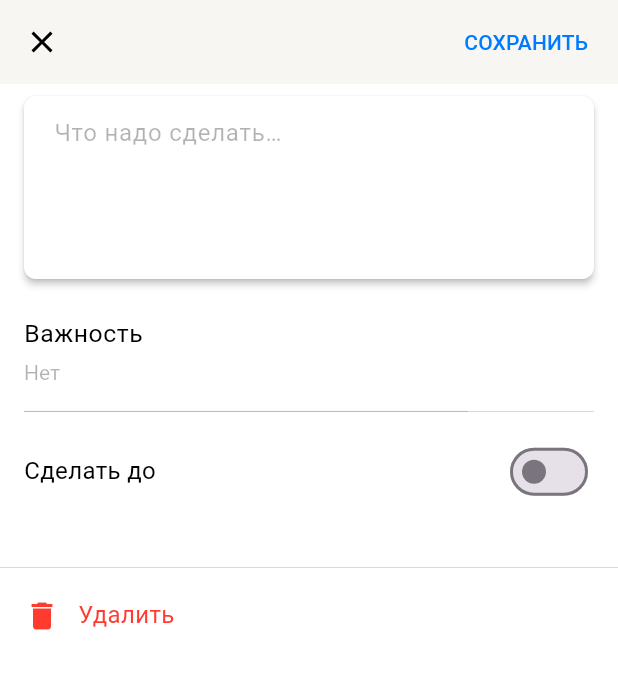
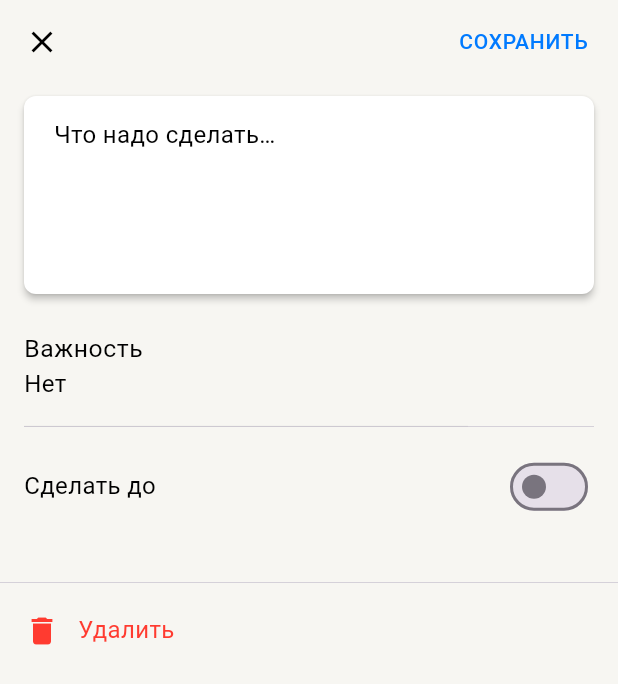
Before and after one commit to bpllqd/DementiApp_yandex, a Flutter app: the ToDoCreateWidget screen opened directly, on a phone screen of 412 x 824 dp. Shown: the top 684 px of the screen. Run offline on Flutter 3.47's test engine with Material 3 defaults, Android fonts, the light colour scheme and no system bars; our stand-ins replace bloc, equatable, flutter_bloc, flutter_svg, freezed_annotation, go_router and 1 more.

Commit message:
Dev [Fixes]: Added Theme, removed unused images

```diff
--- a/lib/core/constants/constants.dart
+++ /dev/null
@@ -1,37 +0,0 @@
-const int lightSupportSeparator = 0x33000000;
-const int lightLabelPrimary = 0xFF000000;
-const int lightLabelTertiary = 0x4D000000;
-const int lightLabelDisable = 0x26000000;
-const int lightColorRed = 0xFFFF3B30;
-const int lightColorGreen = 0xFF34C759;
-const int lightColorBlue = 0xFF007AFF;
-const int lightColorGray = 0xFF8E8E93;
-const int lightColorGrayLight = 0xFFD1D1D6;
-const int lightColorWhite = 0xFFFFFFFF;
-const int lightBackPrimary = 0xFFF7F6F2;
-const int lightBackSecondary = 0xFFFFFFFF;
-const int lightBackElevated = 0xFFFFFFFF;
-
-//
-
-const String info = 'assets/images/info_outline.svg';
-const String checkboxNo = 'assets/images/checkbox_unchecked_normal.svg';
-const String checkboxHigh = 'assets/images/checkbox_unchecked_high.svg';
-const String checkboxLow = 'assets/images/checkbox_unchecked_low.svg';
-const String checkboxChecked = 'assets/images/checkbox_checked.svg';
-const String priorityHigh = 'assets/images/priority_high.svg';
-const String priorityLow = 'assets/images/priority_low.svg';
-const String delete = 'assets/images/delete.svg';
-const String deleteDisabled = 'assets/images/delete_disabled.svg';
-const String close = 'assets/images/close.svg';
-
-const double largeTitleFontSize = 32;
-const double titleFontSize = 20;
-const double buttonFontSize = 14;
-const double bodyFontSize = 16;
-const double subheadFontSize = 14;
-const double largeTitleFontHeight = 38 / largeTitleFontSize;
-const double titleFontHeight = 32 / titleFontSize;
-const double buttonFontHeight = 24 / buttonFontSize;
-const double bodyFontHeight = 20 / bodyFontSize;
-const double subheadFontHeight = 20 / subheadFontSize;
--- /dev/null
+++ b/lib/core/theme/constants.dart
@@ -0,0 +1,61 @@
+part of 'theme.dart';
+
+abstract class AppColors{
+  /// ==========[LIGHT COLORS]=================
+  static const lightSupportSeparator = Color(0x33000000);
+  static const lightSupportOverlay = Color(0x0F000000);
+  static const lightLabelPrimary = Color(0xFF000000);
+  static const lightLabelDecondary = Color(0x99000000);
+  static const lightLabelTertiary = Color(0x4D000000);
+  static const lightLabelDisable = Color(0x26000000);
+  static const lightColorRed = Color(0xFFFF3B30);
+  static const lightColorGreen = Color(0xFF34C759);
+  static const lightColorBlue = Color(0xFF007AFF);
+  static const lightColorGray = Color(0xFF8E8E93);
+  static const lightColorGrayLight = Color(0xFFD1D1D6);
+  static const lightColorWhite = Color(0xFFFFFFFF);
+  static const lightBackPrimary = Color(0xFFF7F6F2);
+  static const lightBackSecondary = Color(0xFFFFFFFF);
+  static const lightBackElevated = Color(0xFFFFFFFF);
+
+  /// ==========[DARK COLORS]=================
+  static const darkSupportSeparator = Color(0x33FFFFFF);
+  static const darkSupportOverlay = Color(0x52000000);
+  static const darkLabelPrimary = Color(0xFFFFFFFF);
+  static const darkLabelDecondary = Color(0x99FFFFFF);
+  static const darkLabelTertiary = Color(0x66FFFFFF);
+  static const darkLabelDisable = Color(0x26FFFFFF);
+  static const darkColorRed = Color(0xFFFF453A);
+  static const darkColorGreen = Color(0xFF32D74B);
+  static const darkColorBlue = Color(0xFF0A84FF);
+  static const darkColorGray = Color(0xFF8E8E93);
+  static const darkColorGrayLight = Color(0xFF48484A);
+  static const darkColorWhite = Color(0xFFFFFFFF);
+  static const darkBackPrimary = Color(0xFF161618);
+  static const darkBackSecondary = Color(0xFF252528);
+  static const darkBackElevated = Color(0xFF3C3C3F);
+}
+
+/// ==========[IMAGE PATHS]=================
+const String checkboxNo = 'assets/images/checkbox_unchecked_normal.svg';
+const String checkboxHigh = 'assets/images/checkbox_unchecked_high.svg';
+const String checkboxLow = 'assets/images/checkbox_unchecked_low.svg';
+const String checkboxChecked = 'assets/images/checkbox_checked.svg';
+const String priorityHigh = 'assets/images/priority_high.svg';
+const String priorityLow = 'assets/images/priority_low.svg';
+
+abstract class AppFontSize{
+  /// ==========[FONT SIZES]=================
+  static const largeTitleFontSize = 32.0;
+  static const titleFontSize = 20.0;
+  static const buttonFontSize = 14.0;
+  static const bodyFontSize = 16.0;
+  static const subheadFontSize = 14.0;
+}
+
+
+// const double largeTitleFontHeight = 38 / largeTitleFontSize;
+// const double titleFontHeight = 32 / titleFontSize;
+// const double buttonFontHeight = 24 / buttonFontSize;
+// const double bodyFontHeight = 20 / bodyFontSize;
+// const double subheadFontHeight = 20 / subheadFontSize;
--- /dev/null
+++ b/lib/core/theme/theme.dart
@@ -0,0 +1,5 @@
+import 'package:flutter/material.dart';
+
+part 'constants.dart';
+part 'dark_app_theme.dart';
+part 'light_app_theme.dart';
--- a/lib/features/todo_create/presentation/widgets/app_bar_widget.dart
+++ b/lib/features/todo_create/presentation/widgets/app_bar_widget.dart
@@ -1,6 +1,5 @@
-import 'package:demetiapp/core/constants/constants.dart';
+import 'package:demetiapp/core/theme/theme.dart';
 import 'package:demetiapp/core/utils/logger/dementiapp_logger.dart';
-import 'package:demetiapp/core/utils/utils.dart';
 import 'package:demetiapp/features/todo_create/presentation/bloc/todo_create_bloc.dart';
 import 'package:demetiapp/features/todo_list/domain/entities/task_entity.dart';
 import 'package:flutter/material.dart';
@@ -27,7 +26,7 @@ class BarWidget extends StatelessWidget implements PreferredSizeWidget {
   @override
   Widget build(BuildContext context) {
     return AppBar(
-      backgroundColor: const Color(lightBackPrimary),
+      backgroundColor: Theme.of(context).scaffoldBackgroundColor,
       elevation: 0,
       scrolledUnderElevation: 5.0,
       leading: IconButton(
@@ -36,9 +35,9 @@ class BarWidget extends StatelessWidget implements PreferredSizeWidget {
           context.pop(context);
           DementiappLogger.infoLog('Navigate back');
         },
-        icon: const SVG(
-          imagePath: close,
-          color: lightLabelPrimary,
+        icon: const Icon(
+          Icons.close,
+          color: AppColors.lightLabelPrimary,
         ),
       ),
       actions: [
@@ -63,13 +62,9 @@ class BarWidget extends StatelessWidget implements PreferredSizeWidget {
                 Navigator.pop(context, true);
                 DementiappLogger.infoLog('Navigating to ToDo List');
               },
-              child: const Text(
+              child: Text(
                 'СОХРАНИТЬ',
-                style: TextStyle(
-                  fontSize: buttonFontSize,
-                  height: buttonFontHeight,
-                  color: Color(lightColorBlue),
-                ),
+                style: Theme.of(context).textTheme.labelMedium,
               ),
             ),
           ),
--- a/lib/features/todo_create/presentation/widgets/delete_button.dart
+++ b/lib/features/todo_create/presentation/widgets/delete_button.dart
@@ -1,16 +1,12 @@
-import 'package:demetiapp/core/constants/constants.dart';
-import 'package:demetiapp/core/utils/logger/dementiapp_logger.dart';
+import 'package:demetiapp/core/theme/theme.dart';
 import 'package:flutter/material.dart';
 
 class DeleteButton extends StatelessWidget {
-  final String icon;
-  final int textColor;
+
   final VoidCallback onTap;
 
   const DeleteButton({
     super.key,
-    required this.icon,
-    required this.textColor,
     required this.onTap,
   });
 
@@ -20,23 +16,20 @@ class DeleteButton extends StatelessWidget {
       child: Padding(
         padding: const EdgeInsets.only(top: 12.0, bottom: 12.0, right: 5.0),
         child: InkWell(
-          onTap: () {
-            DementiappLogger.infoLog('Delet button has been pressed');
-          },
+          onTap: onTap,
           child: const Row(
             mainAxisSize: MainAxisSize.min,
             children: [
               Icon(
                 Icons.delete,
-                color: Color(lightColorRed),
+                color: AppColors.lightColorRed,
               ),
               SizedBox(width: 12.0),
               Text(
                 'Удалить',
                 style: TextStyle(
-                  fontSize: bodyFontSize,
-                  height: bodyFontHeight,
-                  color: Color(lightColorRed),
+                  fontSize: AppFontSize.bodyFontSize,
+                  color: AppColors.lightColorRed,
                 ),
               ),
             ],
--- a/lib/features/todo_create/presentation/widgets/textfield_widget.dart
+++ b/lib/features/todo_create/presentation/widgets/textfield_widget.dart
@@ -1,4 +1,4 @@
-import 'package:demetiapp/core/constants/constants.dart';
+import 'package:demetiapp/core/theme/theme.dart';
 import 'package:flutter/material.dart';
 
 class MaterialTextfield extends StatelessWidget {
@@ -22,23 +22,15 @@ class MaterialTextfield extends StatelessWidget {
           contentPadding: const EdgeInsets.all(16.0),
           labelText: 'Что надо сделать…',
           alignLabelWithHint: true,
-          labelStyle: const TextStyle(
-            fontSize: bodyFontSize,
-            height: 18.0 / bodyFontSize,
-            color: Color(lightLabelTertiary),
-          ),
+          labelStyle: Theme.of(context).textTheme.bodyMedium,
           filled: true,
-          fillColor: const Color(lightBackSecondary),
+          fillColor: AppColors.lightBackSecondary,
           border: OutlineInputBorder(
             borderSide: BorderSide.none,
             borderRadius: BorderRadius.circular(8.0),
           ),
         ),
-        style: const TextStyle(
-          fontSize: bodyFontSize,
-          height: 18.0 / bodyFontSize,
-          color: Color(lightLabelPrimary),
-        ),
+        style: Theme.of(context).textTheme.bodyMedium,
         maxLines: null,
         minLines: 5,
       ),
--- a/lib/features/todo_create/presentation/widgets/todo_create_widget.dart
+++ b/lib/features/todo_create/presentation/widgets/todo_create_widget.dart
@@ -1,4 +1,4 @@
-import 'package:demetiapp/core/constants/constants.dart';
+import 'package:demetiapp/core/theme/theme.dart';
 import 'package:demetiapp/core/utils/logger/dementiapp_logger.dart';
 import 'package:demetiapp/core/utils/utils.dart';
 import 'package:demetiapp/features/todo_create/presentation/bloc/todo_create_bloc.dart';
@@ -38,7 +38,7 @@ class ToDoCreateWidget extends StatelessWidget {
         }
       },
       child: Scaffold(
-        backgroundColor: const Color(lightColorWhite),
+        backgroundColor: Theme.of(context).scaffoldBackgroundColor,
         appBar: BarWidget(
           bloc: bloc,
           task: task,
@@ -78,15 +78,15 @@ class ToDoCreateWidget extends StatelessWidget {
                               }
                             },
                             style: const TextStyle(
-                              fontSize: buttonFontSize,
-                              height: buttonFontHeight,
-                              color: Color(lightLabelTertiary),
+                              fontSize: AppFontSize.buttonFontSize,
+                              height: 18.0 / AppFontSize.bodyFontSize,
+                              color: AppColors.lightLabelTertiary,
                             ),
                             decoration: const InputDecoration(
                               enabled: false,
                               disabledBorder: UnderlineInputBorder(
                                 borderSide: BorderSide(
-                                  color: Color(lightSupportSeparator),
+                                  color: AppColors.lightSupportSeparator,
                                   width: 0.5,
                                   style: BorderStyle.solid,
                                 ),
@@ -96,46 +96,36 @@ class ToDoCreateWidget extends StatelessWidget {
                               labelText: 'Важность',
                               labelStyle: TextStyle(
                                 fontSize: 22.0,
-                                color: Color(lightLabelPrimary),
+                                color: AppColors.lightLabelPrimary,
                               ),
                             ),
                             iconSize: 0,
-                            hint: const Text(
+                            hint: Text(
                               'Нет',
-                              style: TextStyle(
-                                fontSize: buttonFontSize,
-                                height: buttonFontHeight,
-                                color: Color(lightLabelTertiary),
-                              ),
+                              style: Theme.of(context).textTheme.bodyMedium,
                             ),
-                            items: const <DropdownMenuItem>[
+                            items: <DropdownMenuItem>[
                               DropdownMenuItem(
                                 value: Priority.no,
                                 child: Text(
                                   'Нет',
-                                  style: TextStyle(
-                                    fontSize: bodyFontSize,
-                                    color: Color(lightLabelPrimary),
-                                  ),
+                                  style: Theme.of(context).textTheme.bodyMedium,
                                 ),
                               ),
                               DropdownMenuItem(
                                 value: Priority.low,
                                 child: Text(
                                   'Низкий',
-                                  style: TextStyle(
-                                    fontSize: bodyFontSize,
-                                    color: Color(lightLabelPrimary),
-                                  ),
+                                  style: Theme.of(context).textTheme.bodyMedium,
                                 ),
                               ),
-                              DropdownMenuItem(
+                              const DropdownMenuItem(
                                 value: Priority.high,
                                 child: Text(
                                   '!! Высокий',
                                   style: TextStyle(
-                                    fontSize: bodyFontSize,
-                                    color: Color(lightColorRed),
+                                    fontSize: AppFontSize.bodyFontSize,
+                                    color: AppColors.lightColorRed,
                                   ),
                                 ),
                               ),
@@ -144,12 +134,12 @@ class ToDoCreateWidget extends StatelessWidget {
                         ),
                       ),
                     ),
-                    const Padding(
-                      padding: EdgeInsets.symmetric(horizontal: 16),
+                    Padding(
+                      padding: const EdgeInsets.symmetric(horizontal: 16),
                       child: Divider(
                         height: 0,
                         thickness: 0.5,
-                        color: Color(lightSupportSeparator),
+                        color: Theme.of(context).dividerTheme.color,
                       ),
                     ),
                     Padding(
@@ -160,13 +150,9 @@ class ToDoCreateWidget extends StatelessWidget {
                           Column(
                             crossAxisAlignment: CrossAxisAlignment.start,
                             children: [
-                              const Text(
+                              Text(
                                 'Сделать до',
-                                style: TextStyle(
-                                  fontSize: bodyFontSize,
-                                  height: bodyFontHeight,
-                                  color: Color(lightLabelPrimary),
-                                ),
+                                style: Theme.of(context).textTheme.bodyMedium,
                               ),
                               Visibility(
                                 visible: isSwitchEnabled != false,
@@ -177,8 +163,8 @@ class ToDoCreateWidget extends StatelessWidget {
                                         ? FormatDate.toDmmmmyyyy(pickedDate!)
                                         : '',
                                     style: const TextStyle(
-                                      fontSize: buttonFontSize,
-                                      color: Color(lightColorBlue),
+                                      fontSize: AppFontSize.buttonFontSize,
+                                      color: AppColors.lightColorRed,
                                     ),
                                   ),
                                 ),
@@ -201,26 +187,23 @@ class ToDoCreateWidget extends StatelessWidget {
                       ),
                     ),
                     const SizedBox(height: 24.0),
-                    const Divider(
+                    Divider(
                       height: 0,
                       thickness: 0.5,
-                      color: Color(lightSupportSeparator),
+                      color: Theme.of(context).dividerTheme.color,
                     ),
                     const SizedBox(height: 8.0),
                     Padding(
                       padding: const EdgeInsets.only(left: 16.0),
                       child: task != null
                           ? DeleteButton(
-                              icon: delete,
-                              textColor: lightColorRed,
                               onTap: () {
                                 bloc.add(ToDoCreateDeleteEvent(task!));
                                 Navigator.pop(context);
+                                DementiappLogger.infoLog('Delet button has been pressed');
                               },
                             )
                           : DeleteButton(
-                              icon: deleteDisabled,
-                              textColor: lightLabelDisable,
                               onTap: () {},
                             ),
                     ),
@@ -240,20 +223,19 @@ Future<DateTime?> pickDate(BuildContext context) {
   return showDatePicker(
     helpText: DateTime.now().year.toString(),
     confirmText: 'ГОТОВО',
-    locale: const Locale('ru'),
     context: context,
     initialDate: DateTime.now(),
-    firstDate: DateTime(1950),
-    lastDate: DateTime(2100),
+    firstDate: DateTime(2024),
+    lastDate: DateTime(2080),
     builder: (context, child) {
       return Theme(
         data: Theme.of(context).copyWith(
           colorScheme: const ColorScheme.light(
-            primary: Color(lightColorBlue),
+            primary: AppColors.lightColorRed,
           ),
           textButtonTheme: TextButtonThemeData(
             style: TextButton.styleFrom(
-              foregroundColor: const Color(lightColorBlue),
+              foregroundColor: AppColors.lightColorRed,
             ),
           ),
         ),
--- a/lib/features/todo_list/presentation/bloc/todo_list_bloc.dart
+++ b/lib/features/todo_list/presentation/bloc/todo_list_bloc.dart
@@ -20,7 +20,7 @@ class ToDoListBloc extends Bloc<ToDoListEvent, ToDoListState> {
   List<TaskEntity> tasksFromRepo = [
     const TaskEntity(
         taskID: '1',
-        title: 'Пресс качат',
+        title: 'Пресс качат, и еще качат, и еще качат, и тренироват, и мотивацию паднят, и пресс качат долго качат',
         done: false,
         priority: Priority.high),
     TaskEntity(
--- a/lib/main.dart
+++ b/lib/main.dart
@@ -1,4 +1,5 @@
 import 'package:demetiapp/core/routing/routing.dart';
+import 'package:demetiapp/core/theme/theme.dart';
 import 'package:demetiapp/features/todo_create/presentation/bloc/todo_create_bloc.dart';
 import 'package:demetiapp/features/todo_list/presentation/bloc/todo_list_bloc.dart';
 import 'package:flutter/material.dart';
@@ -47,10 +48,13 @@ class RoutingWrapper extends StatelessWidget {
         GlobalWidgetsLocalizations.delegate,
         GlobalCupertinoLocalizations.delegate
       ],
+      locale: const Locale('ru'),
       supportedLocales: const [Locale('ru')],
       title: 'DementiApp',
       debugShowCheckedModeBanner: false,
       routerConfig: _router,
+      theme: lightTheme(),
+      darkTheme: darkTheme(),
     );
   }
 }
```
Also changed, not shown: lib/core/theme/dark_app_theme.dart (added, +35 -0 lines), lib/core/theme/light_app_theme.dart (added, +60 -0 lines), lib/features/todo_list/presentation/widgets/add_new_button_widget.dart (+4 -6 lines), lib/features/todo_list/presentation/widgets/current_task_widget.dart (+12 -19 lines), lib/features/todo_list/presentation/widgets/tasks_list_widget.dart (+4 -4 lines), lib/features/todo_list/presentation/widgets/todo_list_widget.dart (+7 -7 lines), assets/images/close.svg (deleted), assets/images/delete.svg (deleted), assets/images/delete_disabled.svg (deleted), assets/images/info_outline.svg (deleted).
